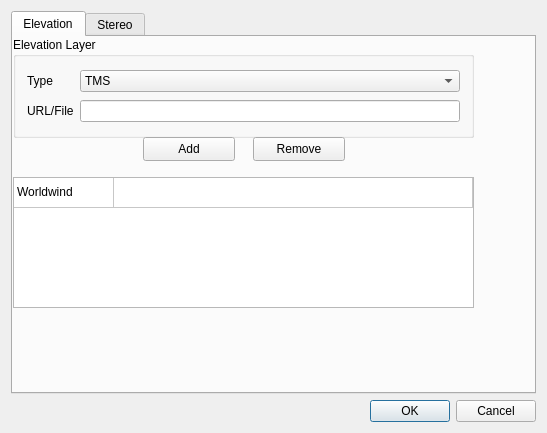
The window that src/plugins/globe/globe_plugin_dialog_guibase.ui (sourcepole/qgis) describes before a commit, drawn with Qt 5.
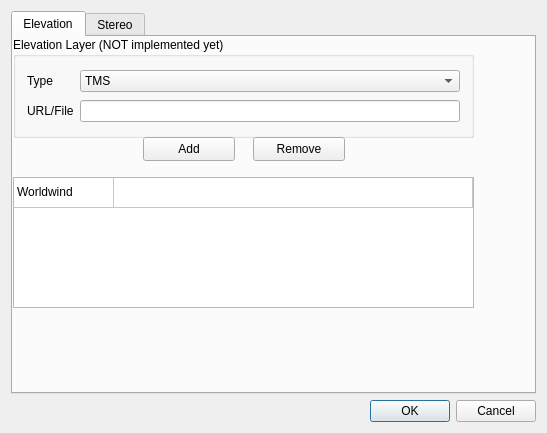
The same window after the commit. The open tabs and pages were chosen to show the change. Icons and pictures are not drawn.

The edit to the form file:
```diff
--- a/src/plugins/globe/globe_plugin_dialog_guibase.ui
+++ b/src/plugins/globe/globe_plugin_dialog_guibase.ui
@@ -91,7 +91,7 @@
         </rect>
        </property>
        <property name="title">
-        <string>Elevation Layer</string>
+        <string>Elevation Layer (NOT implemented yet)</string>
        </property>
        <layout class="QGridLayout" name="gridLayout_2">
         <item row="0" column="0">
```
Left out of the diff: 2 changed lines with no effect on the pictures.
